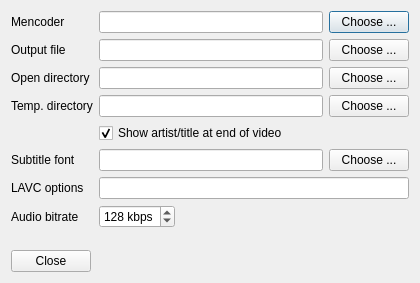
607011/lolQt, file settingsform.ui: the form before one commit.
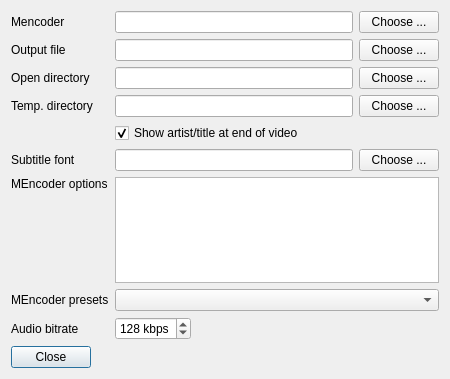
The form after the commit.

Patch:
```diff
--- a/settingsform.ui
+++ b/settingsform.ui
@@ -9,8 +9,8 @@
    <rect>
     <x>0</x>
     <y>0</y>
-    <width>420</width>
-    <height>283</height>
+    <width>450</width>
+    <height>379</height>
    </rect>
   </property>
   <property name="windowTitle">
@@ -30,7 +30,31 @@
      </property>
     </spacer>
    </item>
-   <item row="0" column="0">
+   <item row="4" column="0">
+    <layout class="QHBoxLayout" name="horizontalLayout_3">
+     <item>
+      <widget class="QPushButton" name="closePushButton">
+       <property name="text">
+        <string>Close</string>
+       </property>
+      </widget>
+     </item>
+     <item>
+      <spacer name="horizontalSpacer">
+       <property name="orientation">
+        <enum>Qt::Horizontal</enum>
+       </property>
+       <property name="sizeHint" stdset="0">
+        <size>
+         <width>40</width>
+         <height>20</height>
+        </size>
+       </property>
+      </spacer>
+     </item>
+    </layout>
+   </item>
+   <item row="3" column="0">
     <layout class="QFormLayout" name="formLayout">
      <property name="fieldGrowthPolicy">
       <enum>QFormLayout::AllNonFixedFieldsGrow</enum>
@@ -123,6 +147,16 @@
        </item>
       </layout>
      </item>
+     <item row="4" column="1">
+      <widget class="QCheckBox" name="showArtistTitleCheckBox">
+       <property name="text">
+        <string>Show artist/title at end of video</string>
+       </property>
+       <property name="checked">
+        <bool>true</bool>
+       </property>
+      </widget>
+     </item>
      <item row="5" column="0">
       <widget class="QLabel" name="label_7">
        <property name="text">
@@ -144,24 +178,34 @@
        </item>
       </layout>
      </item>
-     <item row="7" column="0">
-      <widget class="QLabel" name="label_6">
-       <property name="text">
-        <string>LAVC options</string>
-       </property>
-      </widget>
-     </item>
      <item row="7" column="1">
-      <widget class="QLineEdit" name="lavcOptionsLineEdit"/>
+      <widget class="QPlainTextEdit" name="mencoderOptionsPlainTextEdit">
+       <property name="minimumSize">
+        <size>
+         <width>0</width>
+         <height>44</height>
+        </size>
+       </property>
+       <property name="whatsThis">
+        <string>&lt;html&gt;&lt;head/&gt;&lt;body&gt;&lt;p&gt;&lt;span style=&quot; font-weight:600;&quot;&gt;%1&lt;/span&gt; width of resulting video&lt;/p&gt;&lt;p&gt;&lt;span style=&quot; font-weight:600;&quot;&gt;%2&lt;/span&gt; height of resulting video&lt;/p&gt;&lt;p&gt;&lt;span style=&quot; font-weight:600;&quot;&gt;%3&lt;/span&gt; fps of resulting video&lt;/p&gt;&lt;p&gt;&lt;span style=&quot; font-weight:600;&quot;&gt;%4&lt;/span&gt; canceled width of resulting video&lt;/p&gt;&lt;p&gt;&lt;span style=&quot; font-weight:600;&quot;&gt;%5&lt;/span&gt; canceled width of resulting video&lt;/p&gt;&lt;p&gt;&lt;span style=&quot; font-weight:600;&quot;&gt;%6&lt;/span&gt; audio bitrate (kbps)&lt;/p&gt;&lt;p&gt;&lt;span style=&quot; font-weight:600;&quot;&gt;%7&lt;/span&gt; ideal thread count&lt;/p&gt;&lt;/body&gt;&lt;/html&gt;</string>
+       </property>
+      </widget>
      </item>
      <item row="8" column="0">
+      <widget class="QLabel" name="label_8">
+       <property name="text">
+        <string>MEncoder presets</string>
+       </property>
+      </widget>
+     </item>
+     <item row="10" column="0">
       <widget class="QLabel" name="label_5">
        <property name="text">
         <string>Audio bitrate</string>
        </property>
       </widget>
      </item>
-     <item row="8" column="1">
+     <item row="10" column="1">
       <layout class="QHBoxLayout" name="horizontalLayout_6">
        <item>
         <widget class="QSpinBox" name="audioBitrateSpinBox">
@@ -197,39 +241,48 @@
        </item>
       </layout>
      </item>
-     <item row="4" column="1">
-      <widget class="QCheckBox" name="showArtistTitleCheckBox">
-       <property name="text">
-        <string>Show artist/title at end of video</string>
-       </property>
-       <property name="checked">
-        <bool>true</bool>
-       </property>
-      </widget>
+     <item row="8" column="1">
+      <layout class="QHBoxLayout" name="horizontalLayout_8">
+       <item>
+        <widget class="QComboBox" name="mencoderPresetsComboBox"/>
+       </item>
+      </layout>
      </item>
-    </layout>
-   </item>
-   <item row="3" column="0">
-    <layout class="QHBoxLayout" name="horizontalLayout_3">
-     <item>
-      <widget class="QPushButton" name="closePushButton">
-       <property name="text">
-        <string>Close</string>
+     <item row="7" column="0">
+      <layout class="QGridLayout" name="gridLayout_2">
+       <property name="leftMargin">
+        <number>0</number>
        </property>
-      </widget>
-     </item>
-     <item>
-      <spacer name="horizontalSpacer">
-       <property name="orientation">
-        <enum>Qt::Horizontal</enum>
+       <property name="topMargin">
+        <number>0</number>
        </property>
-       <property name="sizeHint" stdset="0">
-        <size>
-         <width>40</width>
-         <height>20</height>
-        </size>
+       <property name="rightMargin">
+        <number>0</number>
        </property>
-      </spacer>
+       <property name="bottomMargin">
+        <number>0</number>
+       </property>
+       <item row="0" column="0">
+        <widget class="QLabel" name="label_6">
+         <property name="text">
+          <string>MEncoder options</string>
+         </property>
+        </widget>
+       </item>
+       <item row="1" column="0">
+        <spacer name="verticalSpacer_2">
+         <property name="orientation">
+          <enum>Qt::Vertical</enum>
+         </property>
+         <property name="sizeHint" stdset="0">
+          <size>
+           <width>20</width>
+           <height>40</height>
+          </size>
+         </property>
+        </spacer>
+       </item>
+      </layout>
      </item>
     </layout>
    </item>
```
